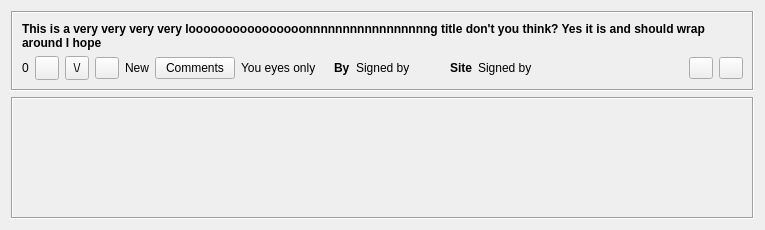
The window that retroshare-gui/src/gui/Posted/PostedItem.ui (RetroShare/RetroShare) describes before a commit, drawn with Qt 5.
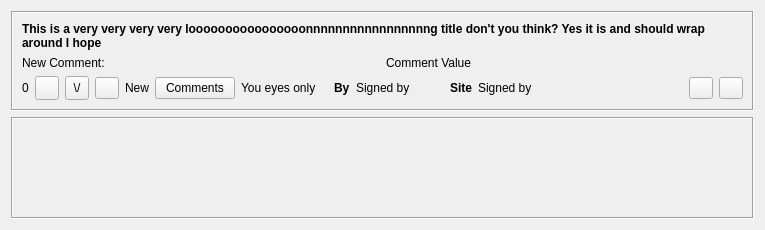
The same window after the commit. Icons and pictures are not drawn. Custom widgets are drawn as their Qt base class.

Commit message: Fix Posted Feed Item when received comment.

```diff
--- a/retroshare-gui/src/gui/Posted/PostedItem.ui
+++ b/retroshare-gui/src/gui/Posted/PostedItem.ui
@@ -60,6 +60,30 @@
         </property>
        </widget>
       </item>
+			<item>
+       <layout class="QHBoxLayout" name="newCommHLayout">
+        <property name="topMargin">
+         <number>0</number>
+        </property>
+        <item>
+         <widget class="QLabel" name="newCommentLabel">
+          <property name="text">
+           <string>New Comment:</string>
+          </property>
+          <property name="scaledContents">
+           <bool>true</bool>
+          </property>
+         </widget>
+        </item>
+        <item>
+         <widget class="ElidedLabel" name="commLabel">
+          <property name="text">
+           <string>Comment Value</string>
+          </property>
+         </widget>
+        </item>
+       </layout>
+      </item>
       <item>
        <layout class="QHBoxLayout" name="horizontalLayout_2">
         <item>
@@ -357,6 +381,12 @@
    <extends>QLabel</extends>
    <header>gui/gxs/GxsIdLabel.h</header>
   </customwidget>
+  <customwidget>
+   <class>ElidedLabel</class>
+   <extends>QLabel</extends>
+   <header location="global">gui/common/ElidedLabel.h</header>
+   <container>1</container>
+  </customwidget>
  </customwidgets>
  <resources>
   <include location="../images.qrc"/>
```
Left out of the diff: 24 changed lines with no effect on the pictures. The commit also changes 5 other files.
